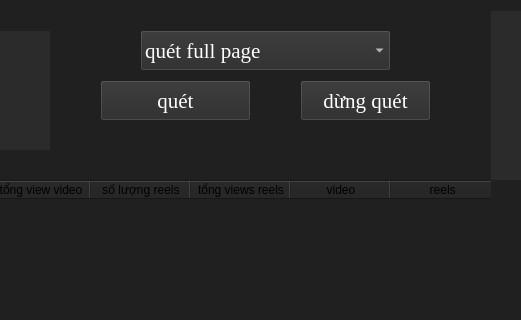
First picture: the form in crawldata.ui, repository tuanx31/craw_page_fb, before the edit; both pictures show x 510 to 1031 and y 0 to 320 of the 1506 by 466 pixel window.
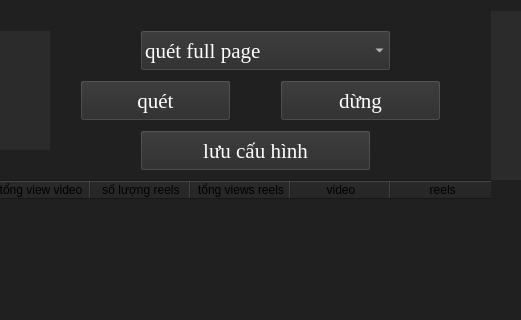
Second picture: the form after the edit.

What changed in the file:
```diff
--- a/crawldata.ui
+++ b/crawldata.ui
@@ -150,7 +150,7 @@
   <widget class="QPushButton" name="start">
    <property name="geometry">
     <rect>
-     <x>610</x>
+     <x>590</x>
      <y>80</y>
      <width>151</width>
      <height>41</height>
@@ -176,9 +176,9 @@
   <widget class="QPushButton" name="stop">
    <property name="geometry">
     <rect>
-     <x>810</x>
+     <x>790</x>
      <y>80</y>
-     <width>131</width>
+     <width>161</width>
      <height>41</height>
     </rect>
    </property>
@@ -196,7 +196,7 @@
 </string>
    </property>
    <property name="text">
-    <string>dừng quét</string>
+    <string>dừng</string>
    </property>
   </widget>
   <widget class="QComboBox" name="comboBox">
@@ -353,6 +353,32 @@
     <string/>
    </property>
   </widget>
+  <widget class="QPushButton" name="resett">
+   <property name="geometry">
+    <rect>
+     <x>650</x>
+     <y>130</y>
+     <width>231</width>
+     <height>41</height>
+    </rect>
+   </property>
+   <property name="font">
+    <font>
+     <family>Times New Roman</family>
+     <pointsize>16</pointsize>
+    </font>
+   </property>
+   <property name="cursor">
+    <cursorShape>ClosedHandCursor</cursorShape>
+   </property>
+   <property name="styleSheet">
+    <string notr="true">background-color:rgb(43, 43, 43);
+color:rgb(255, 255, 255)</string>
+   </property>
+   <property name="text">
+    <string>lưu cấu hình</string>
+   </property>
+  </widget>
  </widget>
  <resources/>
  <connections/>
```
